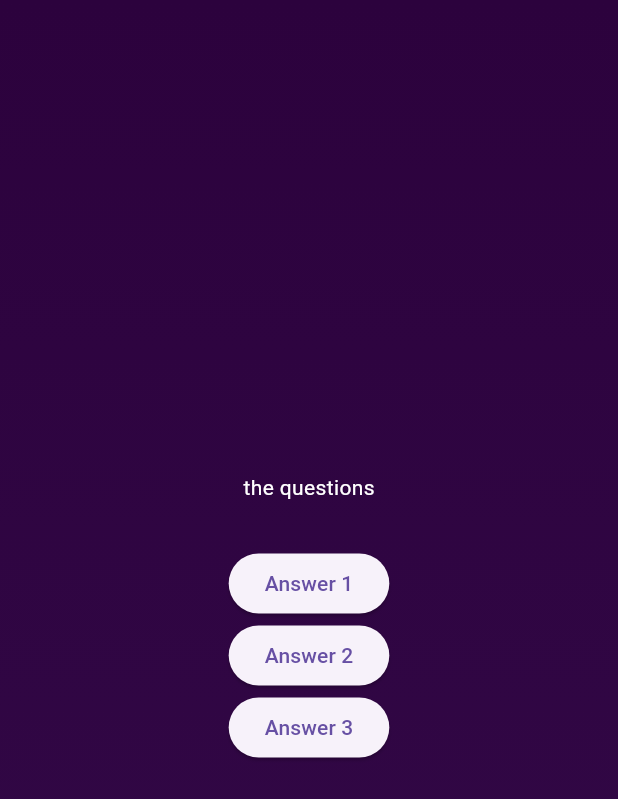
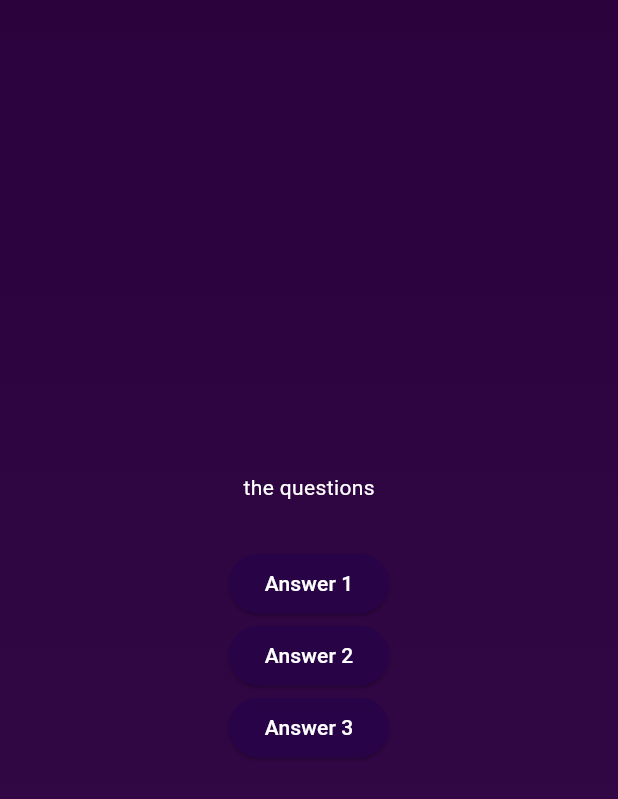
Before and after one commit to imrojhimal/Quiz_App_using_flutter, a Flutter app: the screen it shows after launch, after a tap on "Start Quiz", on a phone screen of 412 x 824 dp. Shown: the top 799 px of the screen. Run offline on Flutter 3.47's test engine with Material 3 defaults, Android fonts, the phone set to English and light mode, and no system bars.

Commit message:
adding design on elevated buttons

```diff
--- a/lib/answer_button.dart
+++ b/lib/answer_button.dart
@@ -13,7 +13,10 @@ class AnswerButton extends StatelessWidget
   Widget build(context)
   {
     return ElevatedButton(onPressed:onTap,
-    style: ElevatedButton.styleFrom(),
+    style: ElevatedButton.styleFrom(
+      backgroundColor: const Color.fromARGB(238, 40, 3, 72),
+      foregroundColor: Colors.white
+    ),
     child: Text(answerText)
     );
   }
```
